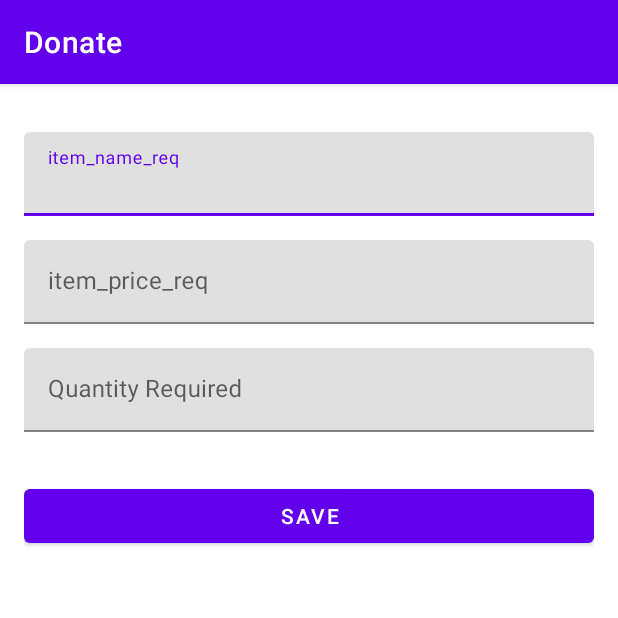
After one commit to akshaymagar2003/Donate, an Android app: the fragment AddItemFragment shown on its own in the app's theme, on a phone screen of 412 x 824 dp, the top half of it. The commit adds this screen. Run offline under Robolectric (Android 15) with nearby library versions, the phone set to English and light mode, and no system bars.

Commit message:
Add Donation Form created

```diff
--- /dev/null
+++ b/app/src/main/java/com/example/donate/Forms/AddItemFragment.kt
@@ -0,0 +1,28 @@
+package com.example.donate.Forms
+
+import android.os.Bundle
+import androidx.fragment.app.Fragment
+import android.view.LayoutInflater
+import android.view.View
+import android.view.ViewGroup
+import com.example.donate.R
+
+
+class AddItemFragment : Fragment() {
+
+
+    override fun onCreate(savedInstanceState: Bundle?) {
+        super.onCreate(savedInstanceState)
+
+    }
+
+    override fun onCreateView(
+        inflater: LayoutInflater, container: ViewGroup?,
+        savedInstanceState: Bundle?
+    ): View? {
+        // Inflate the layout for this fragment
+        return inflater.inflate(R.layout.fragment_add_item, container, false)
+    }
+
+
+}
--- /dev/null
+++ b/app/src/main/res/layout/fragment_add_item.xml
@@ -0,0 +1,80 @@
+<?xml version="1.0" encoding="utf-8"?>
+
+<ScrollView xmlns:android="http://schemas.android.com/apk/res/android"
+    xmlns:app="http://schemas.android.com/apk/res-auto"
+    android:layout_width="match_parent"
+    android:layout_height="match_parent">
+
+    <androidx.constraintlayout.widget.ConstraintLayout
+        android:layout_width="match_parent"
+        android:layout_height="wrap_content"
+        android:layout_margin="@dimen/margin">
+
+        <com.google.android.material.textfield.TextInputLayout
+            android:id="@+id/item_name_label"
+            android:layout_width="0dp"
+            android:layout_height="wrap_content"
+            android:layout_marginTop="@dimen/margin"
+            android:hint="item_name_req"
+            app:layout_constraintEnd_toEndOf="parent"
+            app:layout_constraintStart_toStartOf="parent"
+            app:layout_constraintTop_toTopOf="parent">
+
+            <com.google.android.material.textfield.TextInputEditText
+                android:id="@+id/item_name"
+                android:layout_width="match_parent"
+                android:layout_height="match_parent"
+                android:inputType="textAutoComplete|textCapWords"
+                android:singleLine="true" />
+        </com.google.android.material.textfield.TextInputLayout>
+
+        <com.google.android.material.textfield.TextInputLayout
+            android:id="@+id/item_price_label"
+            android:layout_width="0dp"
+            android:layout_height="wrap_content"
+            android:layout_marginTop="@dimen/margin"
+            android:hint="item_price_req"
+            app:layout_constraintEnd_toEndOf="parent"
+            app:layout_constraintStart_toStartOf="parent"
+            app:layout_constraintTop_toBottomOf="@+id/item_name_label"
+            app:prefixText="@string/currency_symbol">
+
+            <com.google.android.material.textfield.TextInputEditText
+                android:id="@+id/item_price"
+                android:layout_width="match_parent"
+                android:layout_height="match_parent"
+                android:inputType="numberDecimal"
+                android:singleLine="true" />
+        </com.google.android.material.textfield.TextInputLayout>
+
+        <com.google.android.material.textfield.TextInputLayout
+            android:id="@+id/item_count_label"
+            android:layout_width="0dp"
+            android:layout_height="wrap_content"
+            android:layout_marginTop="@dimen/margin"
+            android:hint="Quantity Required"
+            app:layout_constraintBottom_toTopOf="@+id/save_action"
+            app:layout_constraintEnd_toEndOf="parent"
+            app:layout_constraintStart_toStartOf="parent"
+            app:layout_constraintTop_toBottomOf="@+id/item_price_label">
+
+            <com.google.android.material.textfield.TextInputEditText
+                android:id="@+id/item_count"
+                android:layout_width="match_parent"
+                android:layout_height="match_parent"
+                android:inputType="number"
+                android:singleLine="true" />
+        </com.google.android.material.textfield.TextInputLayout>
+
+        <Button
+            android:id="@+id/save_action"
+            android:layout_width="0dp"
+            android:layout_height="wrap_content"
+            android:layout_marginTop="32dp"
+            android:text="Save"
+            app:layout_constraintEnd_toEndOf="parent"
+            app:layout_constraintStart_toStartOf="parent"
+            app:layout_constraintTop_toBottomOf="@+id/item_count_label" />
+
+    </androidx.constraintlayout.widget.ConstraintLayout>
+</ScrollView>
--- a/app/src/main/res/values/dimens.xml
+++ b/app/src/main/res/values/dimens.xml
@@ -1,3 +1,4 @@
 <resources>
     <dimen name="fab_margin">16dp</dimen>
+    <dimen name="margin">16dp</dimen>
 </resources>
--- a/app/src/main/res/values/strings.xml
+++ b/app/src/main/res/values/strings.xml
@@ -10,7 +10,9 @@
     <string name="next">Next</string>
     <string name="previous">Previous</string>
 
-    <string name="hello_first_fragment">Hello first fragment</string>
-    <string name="hello_second_fragment">Hello second fragment. Arg: %1$s</string>
+    <string name="hello_first_fragment">Hello first </string>
+
+    <string name="hello_blank_fragment">Hello blank</string>
+    <string name="currency_symbol">₹</string>
 
 </resources>
```
Also changed, not shown: app/src/main/java/com/example/donate/Forms/DonateFormActivity.kt (deleted, +0 -12 lines), app/src/main/java/com/example/donate/Forms/ItemViewFragment.kt (added, +42 -0 lines), app/src/main/java/com/example/donate/Screens/LoggedIn.kt (+24 -6 lines), app/src/main/res/layout/activity_logged_in.xml (+1 -21 lines), app/src/main/res/layout/fragment_item_view.xml (added, +33 -0 lines).
